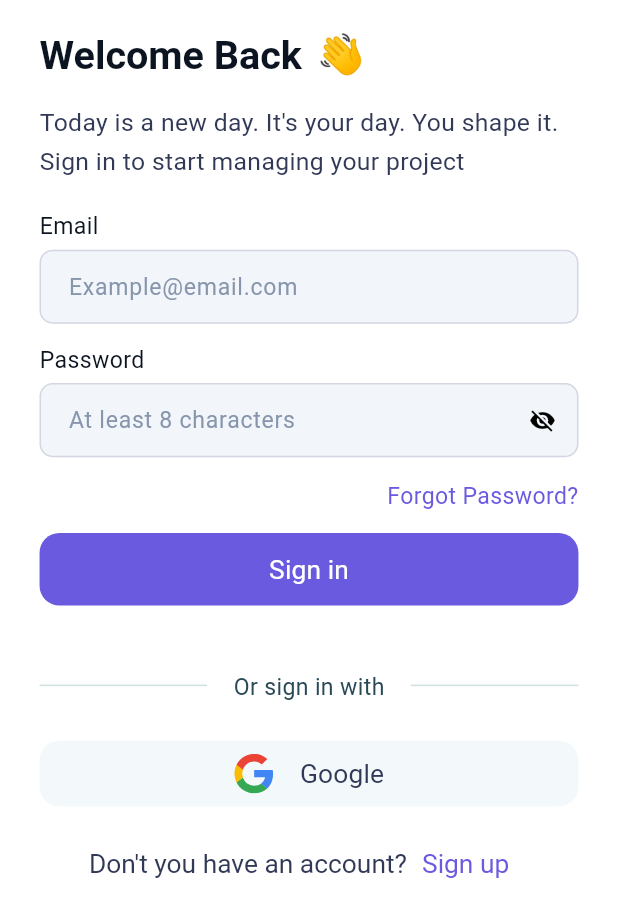
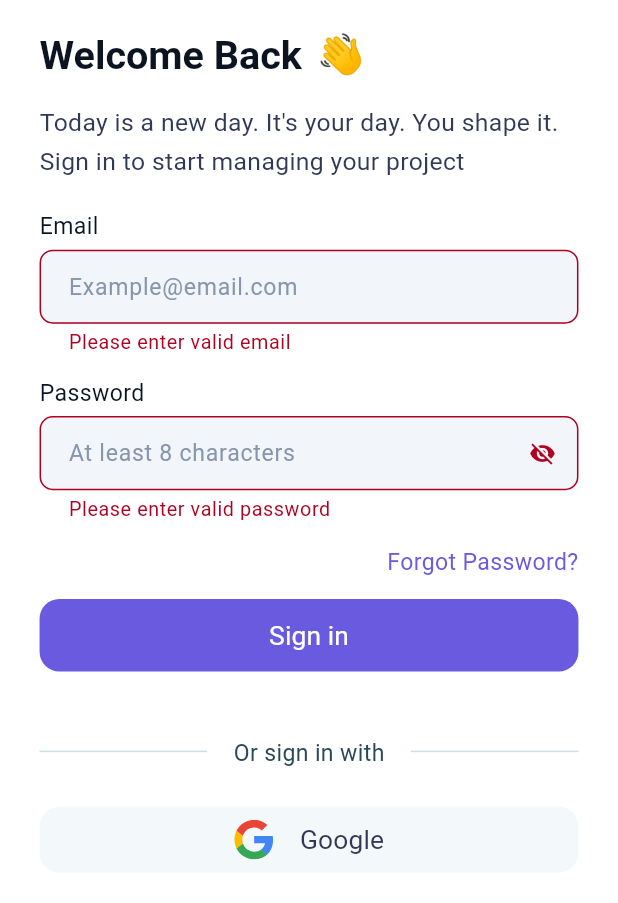
Before and after one commit to Quizzfly/mobile, a Flutter app: the screen it shows after launch, after a tap on "Sign in", on a phone screen of 412 x 824 dp, the part 333-1236 px from its top. Run offline on Flutter 3.47's test engine with Material 3 defaults, Android fonts, the phone set to English and light mode, and no system bars; our stand-ins replace cached_network_image, connectivity_plus, dio, equatable, flutter_bloc, flutter_svg and 3 more; Roboto replaces fonts that are missing (Rubik, SF Pro Display, SF Pro Rounded).

Commit message:
[QUIZ-2][QUIZ-32] feat : merge API login

```diff
--- a/lib/data/apiClient/api_client.dart
+++ b/lib/data/apiClient/api_client.dart
@@ -9,14 +9,14 @@ class ApiClient {
     return _apiClient;
   }
   ApiClient._internal();
-  var url = "fafa";
+  var url = "http://103.161.96.76:3000";
   static final ApiClient _apiClient = ApiClient._internal();
   final _dio =
       Dio(BaseOptions(connectTimeout: const Duration(seconds: 60), headers: {
     "Accept": "application/json",
     "Content-Type": "application/json",
     "Authorization":
-        "Bearer ey3hbGc1OiJTUzTiNilsInR5cCI6IkpXVC39.eyJpZCI6IjVZYTNMOTIONTNJODViVzEyNjU4ZjNiZSIsInVzZXJuYW1lIjoi5nVkZ2VfQ3JvbmluliwiaFeljoxNjcxNjk3MTcxfQ.hbZLXSsS6Mdj1ndhA[4rm Swe4iwYvKY1VP50515QRM"
+        "Bearer eyJhbGciOiJIUzI1NiIsInR5cCI6IkpXVCJ9.eyJpZCI6Ijk1N2JiZWIwLTMyM2ItNGNhZi1iNDI0LTBlNWUxMzliMThjOSIsInJvbGUiOiIiLCJzZXNzaW9uSWQiOiJmZGE1Zjk3ZC02ODVhLTQ5ZDktYTJjMi1kOWFlNTFlZGQ2Y2EiLCJpYXQiOjE3MjI3NzE0MjIsImV4cCI6MTcyMjg1NzgyMn0.WjRnyeic_rxsZCSLvp1MfzpE5Bi8CYG6qeeA5OXFdbQ"
   }))
         ..interceptors.add(NetworkInterceptor());
 
--- a/lib/presentation/login_screen/bloc/login_bloc.dart
+++ b/lib/presentation/login_screen/bloc/login_bloc.dart
@@ -1,6 +1,10 @@
+import 'dart:async';
 import 'package:flutter/material.dart';
 import 'package:equatable/equatable.dart';
+import '../../../data/models/login/post_login_resp.dart';
 import '../../../core/app_export.dart';
+import '../../../data/models/login/post_login_req.dart';
+import '../../../data/repository/repository.dart';
 import '../models/login_model.dart';
 part 'login_event.dart';
 part 'login_state.dart';
@@ -9,7 +13,13 @@ part 'login_state.dart';
 class LoginBloc extends Bloc<LoginEvent, LoginState> {
   LoginBloc(LoginState initialstate) : super(initialstate) {
     on<LoginInitialEvent>(_onInitialize);
+    on<CreateLoginEvent>(_callLogin);
   }
+
+  final _repository = Repository();
+
+  var postLoginResp = PostLoginResp();
+
   _onInitialize(
     LoginInitialEvent event,
     Emitter<LoginState> emit,
@@ -21,4 +31,46 @@ class LoginBloc extends Bloc<LoginEvent, LoginState> {
       ),
     );
   }
+
+  ///Calls [{{baseUrl}}/api/v1/auth/login] with the provided event and emits the state.
+  ///
+  /// The [CreateLoginEvent] parameter is used for handling event data
+  /// The [emit] parameter is used for emitting the state
+  ///
+  /// Throws an error if an error occurs during the API call process.
+  FutureOr<void> _callLogin(
+    CreateLoginEvent event,
+    Emitter<LoginState> emit,
+  ) async {
+    var postLoginReq = PostLoginReq(
+      email: state.emailController?.text ?? '',
+      password: state.passwordController?.text ?? '',
+    );
+    await _repository.login(
+      headers: {},
+      requestData: postLoginReq.toJson(),
+    ).then((value) async {
+      postLoginResp = value;
+      _onLoginSuccess(value, emit);
+      event.onCreateLoginEventSuccess?.call();
+    }).onError((error, stackTrace) {
+      _onLoginError();
+      event.onCreateLoginEventError?.call();
+    });
+  }
+
+  void _onLoginSuccess(
+    PostLoginResp resp,
+    Emitter<LoginState> emit,
+  ) {
+    PrefUtils().setAccessToken(resp.accessToken ?? '');
+    PrefUtils().setRefreshToken(resp.refreshToken ?? '');
+    emit(
+      state.copyWith(
+        loginModelObj: state.loginModelObj?.copyWith(),
+      ),
+    );
+  }
+
+  void _onLoginError() {}
 }
--- a/lib/presentation/login_screen/bloc/login_event.dart
+++ b/lib/presentation/login_screen/bloc/login_event.dart
@@ -14,3 +14,15 @@ class LoginInitialEvent extends LoginEvent {
   @override
   List<Object?> get props => [];
 }
+
+///Event that is dispatched when the user calls the {{baseUrl}}/api/v1/auth/login API.
+// ignore_for_file: must_be_immutable
+class CreateLoginEvent extends LoginEvent {
+  CreateLoginEvent(
+      {this.onCreateLoginEventSuccess, this.onCreateLoginEventError});
+  Function? onCreateLoginEventSuccess;
+  Function? onCreateLoginEventError;
+  @override
+  List<Object?> get props =>
+      [onCreateLoginEventSuccess, onCreateLoginEventError];
+}
--- a/lib/presentation/login_screen/login_screen.dart
+++ b/lib/presentation/login_screen/login_screen.dart
@@ -1,4 +1,5 @@
 import 'package:flutter/material.dart';
+import 'package:fluttertoast/fluttertoast.dart';
 import '../../core/app_export.dart';
 import '../../core/utils/validation_functions.dart';
 import '../../domain/googleauth/google_auth_helper.dart';
@@ -9,10 +10,10 @@ import 'bloc/login_bloc.dart';
 import 'models/login_model.dart';
 
 class LoginScreen extends StatelessWidget {
-  const LoginScreen({Key? key})
-      : super(
-          key: key,
-        );
+  final _formKey = GlobalKey<FormState>();
+
+  LoginScreen({Key? key}) : super(key: key);
+
   static Widget builder(BuildContext context) {
     return BlocProvider<LoginBloc>(
       create: (context) => LoginBloc(LoginState(
@@ -38,6 +39,9 @@ class LoginScreen extends StatelessWidget {
                 top: 20.h,
                 right: 24.h,
               ),
+              child: Form(
+                key: _formKey, // Use the class-level _formKey here
+                autovalidateMode: AutovalidateMode.onUserInteraction,
                 child: Column(
                   crossAxisAlignment: CrossAxisAlignment.end,
                   children: [
@@ -46,9 +50,7 @@ class LoginScreen extends StatelessWidget {
                       imagePath: ImageConstant.imageLogo,
                       height: 180.h,
                       width: double.maxFinite,
-                    radius: BorderRadius.circular(
-                      20.h,
-                    ),
+                      radius: BorderRadius.circular(20.h),
                     ),
                     SizedBox(height: 20.h),
                     _buildWelcomeSection(context),
@@ -72,6 +74,9 @@ class LoginScreen extends StatelessWidget {
                       text: "lbl_sign_in".tr,
                       buttonStyle: CustomButtonStyles.fillPrimary,
                       buttonTextStyle: theme.textTheme.bodyLarge!,
+                      onPressed: () {
+                        onTapSignin(context);
+                      },
                     ),
                     SizedBox(height: 40.h),
                     _buildAlternativeSigninSection(context),
@@ -89,7 +94,8 @@ class LoginScreen extends StatelessWidget {
                         ),
                       ),
                       buttonStyle: CustomButtonStyles.fillGray,
-                    buttonTextStyle: CustomTextStyles.bodyLargeErrorContainer_1,
+                      buttonTextStyle:
+                          CustomTextStyles.bodyLargeErrorContainer_1,
                       onPressed: () {
                         onTapGoogle(context);
                       },
@@ -97,6 +103,7 @@ class LoginScreen extends StatelessWidget {
                     SizedBox(height: 26.h),
                     _buildConfirmationSection(context)
                   ],
+                ),
               ),
             ),
           ),
@@ -149,31 +156,24 @@ class LoginScreen extends StatelessWidget {
 
   /// Section Widget
   Widget _buildEmailInputSection(BuildContext context) {
-    final _formKey = GlobalKey<FormState>();
     return SizedBox(
         width: double.maxFinite,
-        child: Form(
-          key: _formKey,
-          autovalidateMode: AutovalidateMode.onUserInteraction,
-          child: Column(
-            children: [
-              SizedBox(
-                width: double.maxFinite,
-                child: Column(
+        child: BlocSelector<LoginBloc, LoginState, TextEditingController?>(
+          selector: (state) => state.emailController,
+          builder: (context, emailController) {
+            // Ensure the controller is not null
+            if (emailController == null) {
+              return SizedBox.shrink(); // Return an empty widget if null
+            }
+            return Column(
               crossAxisAlignment: CrossAxisAlignment.start,
               children: [
                 Text(
                   "lbl_email".tr,
                   style: CustomTextStyles.bodyMediumRobotoGray90003,
-                    )
-                  ],
-                ),
                 ),
                 SizedBox(height: 4.h),
-              BlocSelector<LoginBloc, LoginState, TextEditingController?>(
-                selector: (state) => state.emailController,
-                builder: (context, emailController) {
-                  return CustomTextFormField(
+                CustomTextFormField(
                   controller: emailController,
                   hintText: "msg_example_email_com".tr,
                   textInputType: TextInputType.emailAddress,
@@ -188,27 +188,20 @@ class LoginScreen extends StatelessWidget {
                     }
                     return null;
                   },
+                ),
+              ],
             );
           },
-              )
-            ],
-          ),
         ));
   }
 
   //Section widget
   Widget _buildPasswordInputSection(BuildContext context) {
-    final _formKey = GlobalKey<FormState>();
     bool _obscureText = true; // Variable to track password visibility
-
     return StatefulBuilder(
       builder: (context, setState) {
         return SizedBox(
           width: double.maxFinite,
-          child: Form(
-            key: _formKey,
-            autovalidateMode:
-                AutovalidateMode.onUserInteraction, // Enable auto-validation
           child: Column(
             crossAxisAlignment: CrossAxisAlignment.start,
             children: [
@@ -217,8 +210,7 @@ class LoginScreen extends StatelessWidget {
                 style: CustomTextStyles.bodyMediumRobotoGray90003,
               ),
               SizedBox(height: 4.h),
-                BlocSelector<LoginBloc, LoginState,
-                    TextEditingController?>(
+              BlocSelector<LoginBloc, LoginState, TextEditingController?>(
                 selector: (state) => state.passwordController,
                 builder: (context, passwordController) {
                   return CustomTextFormField(
@@ -234,9 +226,7 @@ class LoginScreen extends StatelessWidget {
                     ),
                     suffix: IconButton(
                       icon: Icon(
-                          _obscureText
-                              ? Icons.visibility_off
-                              : Icons.visibility,
+                        _obscureText ? Icons.visibility_off : Icons.visibility,
                       ),
                       onPressed: () {
                         // Toggle password visibility
@@ -259,7 +249,6 @@ class LoginScreen extends StatelessWidget {
                 },
               ),
             ],
-            ),
           ),
         );
       },
@@ -350,6 +339,39 @@ class LoginScreen extends StatelessWidget {
     );
   }
 
+  /// Calls the ((baseUrl)}/api/v1/auth/login API and triggers a [CreateLoginEvent] event on the [LoginBloc] bloc.
+  ///
+  /// Validates the form and triggers a [CreateLoginEvent] event on the [LoginBloc] bloc if the form is valid.
+// The [BuildContext] parameter represents current [BuildContext]
+  onTapSignin(BuildContext context) {
+    if (_formKey.currentState!.validate()) {
+      context.read<LoginBloc>().add(
+            CreateLoginEvent(
+              onCreateLoginEventSuccess: () {
+                _onLoginEventSuccess(context);
+              },
+              onCreateLoginEventError: () {
+                _onLoginEventError(context);
+              },
+            ),
+          );
+    }
+  }
+
+  /// Displays a toast message using the Fluttertoast library.
+  void _onLoginEventSuccess(BuildContext context) {
+    Fluttertoast.showToast(
+      msg: "Login succeed",
+    );
+  }
+
+  /// Displays a toast message using the Fluttertoast library.
+  void _onLoginEventError(BuildContext context) {
+    Fluttertoast.showToast(
+      msg: "Login failed",
+    );
+  }
+
   onTapGoogle(BuildContext context) async {
     await GoogleAuthHelper().googleSignInProcess().then((googleUser) {
       if (googleUser != null) {
--- a/lib/routes/app_routes.dart
+++ b/lib/routes/app_routes.dart
@@ -54,7 +54,7 @@ class AppRoutes {
         transitionDuration:
             const Duration(milliseconds: 400), // Set duration to 400ms
         pageBuilder: (context, animation, secondaryAnimation) =>
-            ResetPasswordScreen.builder(context),
+            ForgotPasswordScreen.builder(context),
         transitionsBuilder: (context, animation, secondaryAnimation, child) {
           const begin = Offset(1.0, 0.0); // Slide from right to left
           const end = Offset.zero;
```
Also changed, not shown: lib/core/utils/pref_utils.dart (+26 -0 lines). Lines whose indentation alone changed are shown as unchanged.
